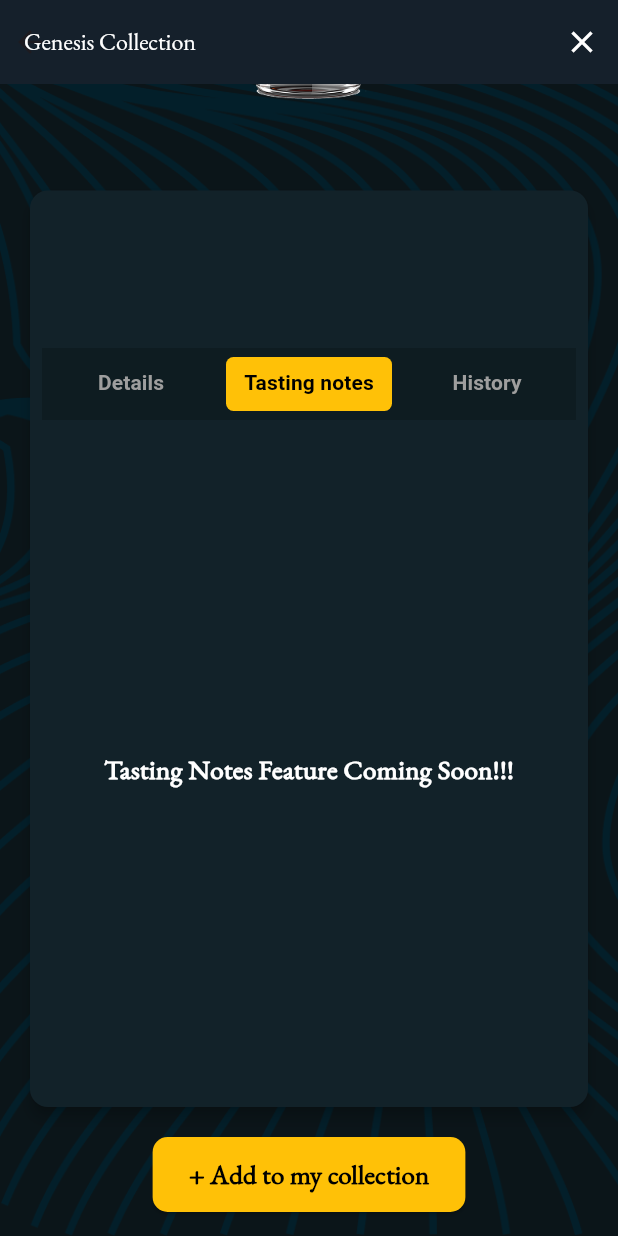
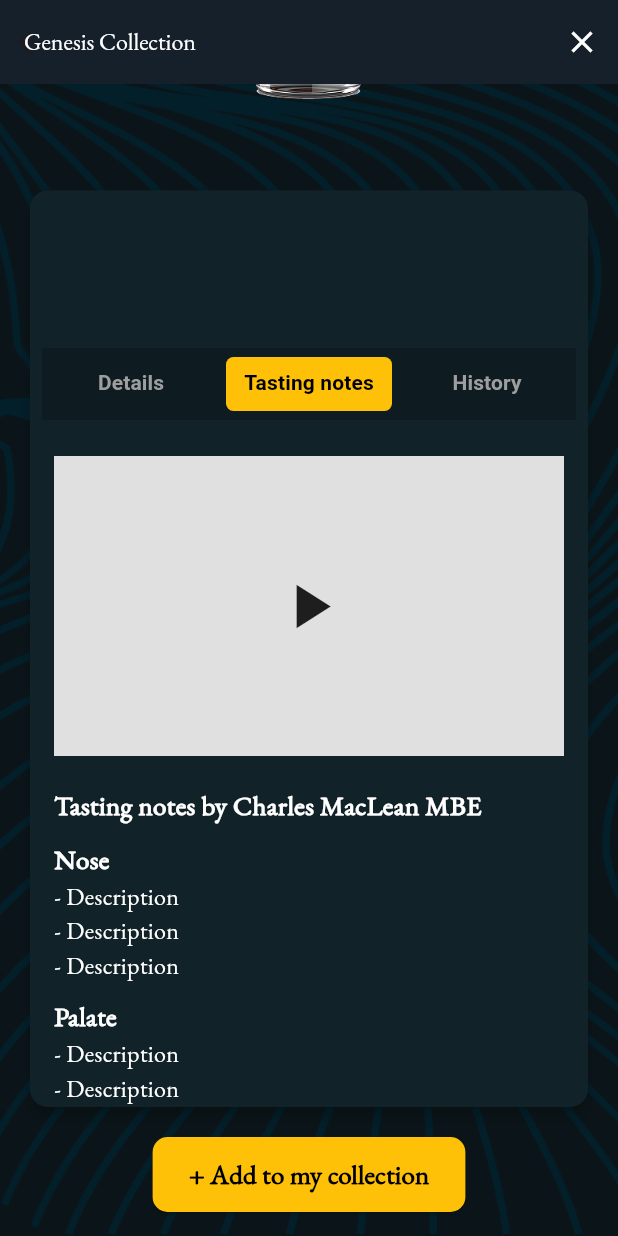
Before and after one commit to shekharsumn/pixel_app, a Flutter app: the WhiskyDetailsScreen screen opened directly with empty values, tab 2 chosen, scrolled down 438 dp, on a phone screen of 412 x 824 dp. Run offline on Flutter 3.47's test engine with Material 3 defaults, Android fonts, the phone set to English and light mode, and no system bars; our stand-ins replace connectivity_plus, equatable, flutter_bloc, flutter_svg.

Commit message:
Updatin gUI for Tasting notes and Timeline history

```diff
--- /dev/null
+++ b/lib/blocs/detailscreen/tasting_notes_cubit.dart
@@ -0,0 +1,19 @@
+import 'package:flutter_bloc/flutter_bloc.dart';
+import 'package:one_cask/model/tasting_notes_model.dart';
+
+
+class TastingNotesCubit extends Cubit<TastingNotesState> {
+  TastingNotesCubit() : super(TastingNotesState());
+
+  void updateNose(String nose) {
+    emit(state.copyWith(nose: nose));
+  }
+
+  void updatePalate(String palate) {
+    emit(state.copyWith(palate: palate));
+  }
+
+  void updateFinish(String finish) {
+    emit(state.copyWith(finish: finish));
+  }
+}
--- /dev/null
+++ b/lib/blocs/detailscreen/timeline_cubit.dart
@@ -0,0 +1,25 @@
+
+import 'package:flutter_bloc/flutter_bloc.dart';
+import 'package:one_cask/model/timeline_model.dart';
+
+
+class TimelineCubit extends Cubit<List<TimelineItem>> {
+  TimelineCubit() : super(_initialItems);
+
+  static final List<TimelineItem> _initialItems = [
+    TimelineItem(
+      label: 'Label',
+      title: 'Title',
+      description1: 'Description',
+      description2: 'Description',
+    ),
+    TimelineItem(
+      label: 'Label',
+      title: 'Title',
+      description1: 'Description',
+      description2: 'Description',
+    ),
+  ];
+
+  // add methods here to modify the list of items if needed
+}
--- /dev/null
+++ b/lib/model/tasting_notes_model.dart
@@ -0,0 +1,28 @@
+import 'package:equatable/equatable.dart';
+
+class TastingNotesState extends Equatable {
+  final String nose;
+  final String palate;
+  final String finish;
+
+  const TastingNotesState({
+    this.nose = '',
+    this.palate = '',
+    this.finish = '',
+  });
+
+  TastingNotesState copyWith({
+    String? nose,
+    String? palate,
+    String? finish,
+  }) {
+    return TastingNotesState(
+      nose: nose ?? this.nose,
+      palate: palate ?? this.palate,
+      finish: finish ?? this.finish,
+    );
+  }
+
+  @override
+  List<Object?> get props => [nose, palate, finish];
+}
--- a/lib/screens/detail_screen.dart
+++ b/lib/screens/detail_screen.dart
@@ -1,5 +1,7 @@
 import 'package:flutter/material.dart';
 import 'package:one_cask/model/whisky_model.dart';
+import 'package:one_cask/screens/tasting_notes.dart';
+import 'package:one_cask/screens/timeline_screen.dart';
 import 'package:one_cask/styles/app_color.dart';
 import 'package:one_cask/styles/ebgaramond.dart';
 import 'package:one_cask/widgets/genuine_widget.dart';
@@ -154,18 +156,8 @@ class WhiskyDetailsScreenState extends State<WhiskyDetailsScreen>
                               controller: _tabController,
                               children: [
                                 _buildDetailsTab(widget.whisky),
-                                Center(
-                                    child: Text(
-                                  'Tasting Notes Feature Coming Soon!!!',
-                                  style: ebGaramondTitleStyle(
-                                      fontSize: 18, color: Colors.white),
-                                )),
-                                Center(
-                                    child: Text(
-                                        'History Feature Coming Soon!!!',
-                                        style: ebGaramondTitleStyle(
-                                            fontSize: 18,
-                                            color: Colors.white))),
+                                _buildTastingNotesTab(),
+                                _buildHistoryTab(),
                               ],
                             ),
                           ),
@@ -198,6 +190,14 @@ class WhiskyDetailsScreenState extends State<WhiskyDetailsScreen>
         ),
       ),
     );
+  }
+
+  _buildHistoryTab() {
+    return TimelineScreen();
+  }
+
+  _buildTastingNotesTab() {
+    return TastingNotesScreen();
   }
 
   Widget _buildDetailsTab(Whisky whisky) {
--- /dev/null
+++ b/lib/screens/tasting_notes.dart
@@ -0,0 +1,117 @@
+import 'package:flutter/material.dart';
+import 'package:flutter_bloc/flutter_bloc.dart';
+import 'package:one_cask/blocs/detailscreen/tasting_notes_cubit.dart';
+import 'package:one_cask/model/tasting_notes_model.dart';
+
+import 'package:one_cask/styles/ebgaramond.dart';
+
+class TastingNotesScreen extends StatelessWidget {
+  const TastingNotesScreen({super.key});
+
+  @override
+  Widget build(BuildContext context) {
+    return BlocProvider(
+      create: (context) => TastingNotesCubit(),
+      child: SingleChildScrollView(
+        scrollDirection: Axis.vertical,
+        controller: ScrollController(),
+        child: Padding(
+          padding: const EdgeInsets.all(16.0),
+          child: Column(
+            crossAxisAlignment: CrossAxisAlignment.start,
+            children: [
+              // Video Player Placeholder
+              Container(
+                height: 200, // Adjust as needed
+                color: Colors.grey[300], // Placeholder color
+                child: Center(child: Icon(Icons.play_arrow, size: 50)),
+              ),
+              SizedBox(height: 20),
+
+              // Tasting Notes (Charles MacLean MBE)
+              Text('Tasting notes by Charles MacLean MBE',
+                  style:
+                      ebGaramondTitleStyle(fontSize: 18, color: Colors.white)),
+              _buildTastingNotesSection(
+                  title: 'Nose',
+                  notes: ['Description', 'Description', 'Description']),
+              _buildTastingNotesSection(
+                  title: 'Palate',
+                  notes: ['Description', 'Description', 'Description']),
+              _buildTastingNotesSection(
+                  title: 'Finish',
+                  notes: ['Description', 'Description', 'Description']),
+
+              SizedBox(height: 20),
+
+              // Your Notes
+              Row(
+                mainAxisAlignment: MainAxisAlignment.spaceBetween,
+                children: [
+                  Text('Your notes',
+                      style: ebGaramondTitleStyle(
+                          fontSize: 18, color: Colors.white)),
+                  IconButton(
+                      onPressed: () {},
+                      icon: Icon(
+                        Icons.arrow_back,
+                        color: Colors.white,
+                      )), // History button placeholder
+                ],
+              ),
+              BlocBuilder<TastingNotesCubit, TastingNotesState>(
+                builder: (context, state) {
+                  return Column(
+                    children: [
+                      _buildUserNotesSection(
+                          title: 'Nose',
+                          notes: ['Description', 'Description', 'Description']),
+                      _buildUserNotesSection(
+                          title: 'Palate',
+                          notes: ['Description', 'Description', 'Description']),
+                      _buildUserNotesSection(
+                          title: 'Finish',
+                          notes: ['Description', 'Description', 'Description']),
+                    ],
+                  );
+                },
+              ),
+            ],
+          ),
+        ),
+      ),
+    );
+  }
+
+  Widget _buildTastingNotesSection(
+      {required String title, required List<String> notes}) {
+    return Column(
+      crossAxisAlignment: CrossAxisAlignment.start,
+      children: [
+        SizedBox(height: 10),
+        Text(title,
+            style: ebGaramondTitleStyle(fontSize: 18, color: Colors.white)),
+        ...notes.map((note) => Text(
+              '- $note',
+              style: ebGaramondBodyStyle(fontSize: 16, color: Colors.white),
+            )),
+      ],
+    );
+  }
+
+  Widget _buildUserNotesSection(
+      {required String title, required List<String> notes}) {
+    return Column(
+      crossAxisAlignment: CrossAxisAlignment.start,
+      children: [
+        SizedBox(height: 10),
+        Text(title,
+            style: ebGaramondTitleStyle(fontSize: 18, color: Colors.white)),
+        ...notes.map((note) => Text(
+              '- $note',
+              style: ebGaramondBodyStyle(fontSize: 16, color: Colors.white),
+            )),
+      ],
+    );
+  }
+}
--- a/pubspec.yaml
+++ b/pubspec.yaml
@@ -15,6 +15,7 @@ dependencies:
   flutter_native_splash: ^2.4.5
   flutter_launcher_icons: ^0.14.3
   connectivity_plus: ^6.1.3
+  equatable: ^2.0.7
 
 dev_dependencies:
   flutter_test:
@@ -32,6 +33,7 @@ flutter:
     - assets/ic_collection.svg
     - assets/ic_scan.svg
     - assets/ic_setting.svg
+    - assets/ic_genuine.svg
 
   fonts:
     - family: EB Garamond
```
Also changed, not shown: lib/model/timeline_model.dart (added, +18 -0 lines), lib/screens/timeline_screen.dart (added, +117 -0 lines), assets/ic_genuine.svg (added), pubspec.lock.
